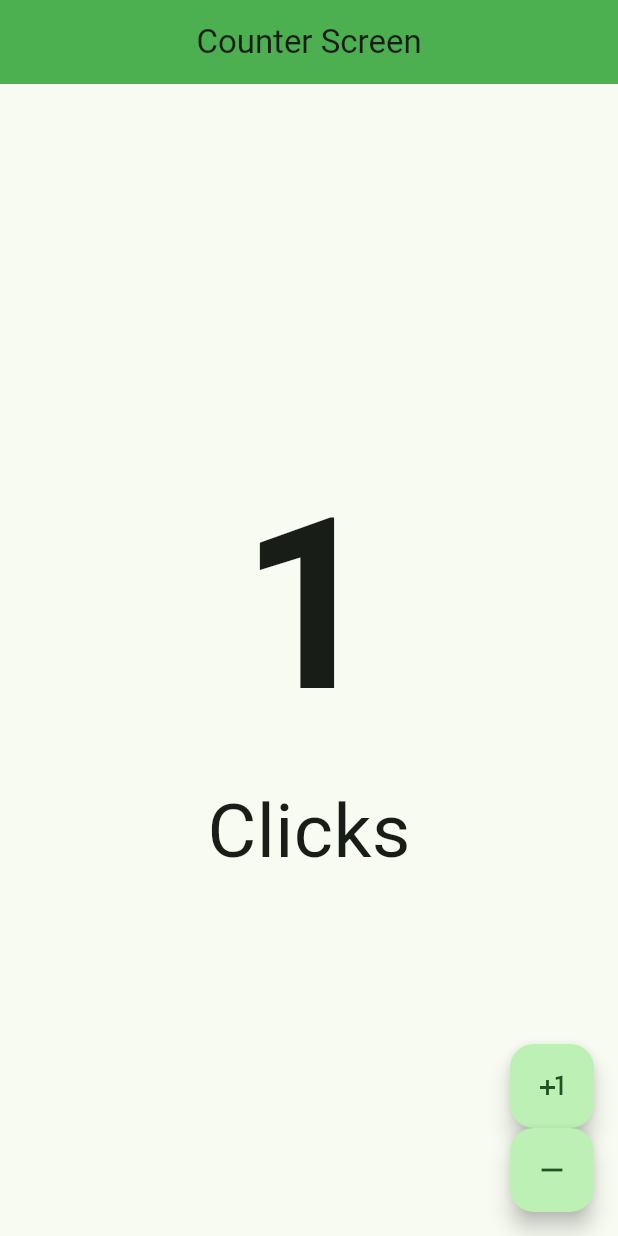
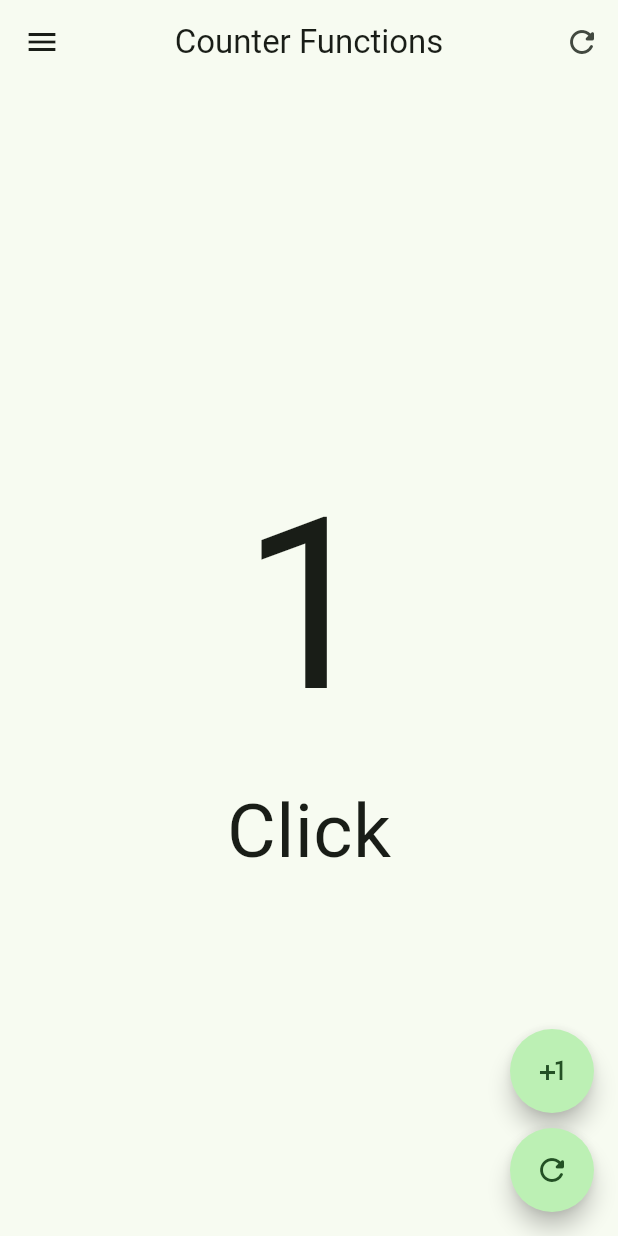
Before and after one commit to santacruzandres1/hello_world_flutter, a Flutter app: the screen it shows after launch, after a tap on the "plus one" icon, on a phone screen of 412 x 824 dp. Run offline on Flutter 3.47's test engine with Material 3 defaults, Android fonts, the phone set to English and light mode, and no system bars.

Commit message:
Botones, lista de botones, y creacion de CustomButton

```diff
--- a/Escritorio/Flutter/hello_world_app/lib/main.dart
+++ b/Escritorio/Flutter/hello_world_app/lib/main.dart
@@ -1,22 +1,19 @@
 import 'package:flutter/material.dart';
-import 'package:hello_world_app/presentation/screeens/counter/counter_screen.dart';
+// import 'package:hello_world_app/presentation/screeens/counter/counter_screen.dart';
+import 'package:hello_world_app/presentation/screeens/counter/counter_functions_screen.dart';
 
 void main() {
-  runApp( const MyApp());
+  runApp(const MyApp());
 }
 
 class MyApp extends StatelessWidget {
-
-  const MyApp ({super.key});
+  const MyApp({super.key});
 
   @override
   Widget build(BuildContext context) {
     return MaterialApp(
-      debugShowCheckedModeBanner: false,
-      theme: ThemeData(
-        colorSchemeSeed: Colors.green
-      ),
-      home: const CounterScreen( )
-    );
+        debugShowCheckedModeBanner: false,
+        theme: ThemeData(colorSchemeSeed: Colors.green),
+        home: const CounterFunctionsScreen());
   }
 }
--- /dev/null
+++ b/Escritorio/Flutter/hello_world_app/lib/presentation/screeens/counter/counter_functions_screen.dart
@@ -0,0 +1,96 @@
+import 'package:flutter/material.dart';
+//import 'package:hello_world_app/presentation/widgets/app_bar.dart';
+
+class CounterFunctionsScreen extends StatefulWidget {
+  const CounterFunctionsScreen({super.key});
+
+  @override
+  State<CounterFunctionsScreen> createState() => _CounterFunctionsScreenState();
+}
+
+class _CounterFunctionsScreenState extends State<CounterFunctionsScreen> {
+  int clickCounter = 0;
+  @override
+  Widget build(BuildContext context) {
+    return Scaffold(
+      //appBar: MyAppBarCustom(),
+      appBar: AppBar(
+        title: const Text('Counter Functions'),
+        centerTitle: true,
+        // backgroundColor: Colors.green,
+        leading: IconButton(
+          icon: const Icon(Icons.menu),
+          onPressed: () {},
+        ),
+        actions: [
+          IconButton(
+            icon: const Icon(Icons.refresh_rounded),
+            onPressed: () {
+              setState(() {
+                clickCounter = 0;
+              });
+            },
+          ),
+        ],
+      ),
+      body: Center(
+        child: Column(
+          mainAxisAlignment: MainAxisAlignment.center,
+          children: [
+            Text(
+              '$clickCounter',
+              style:
+                  const TextStyle(fontSize: 160, fontWeight: FontWeight.normal),
+            ),
+            // Text(
+            //(clickCounter == 1 || clickCounter == -1  ? 'Click' : 'Clicks' ),
+            // style: const TextStyle(fontSize: 50),
+            //Otra forma seria
+            Text(
+              'Click${clickCounter == 1 || clickCounter == -1 ? '' : 's'}',
+              style: const TextStyle(fontSize: 50),
+            ),
+          ],
+        ),
+      ),
+      floatingActionButton: Column(
+        mainAxisAlignment: MainAxisAlignment.end,
+        children: [
+          FloatingActionButton(
+            shape: const CircleBorder(),
+            onPressed: () {
+              setState(() {
+                // Restar 1 al contador
+                clickCounter++;
+              });
+            },
+            child: const Icon(Icons.plus_one),
+          ),
+          const SizedBox(height: 10),
+           const CustomButton(Icons.refresh_rounded),
+        ],
+      ),
+    );
+  }
+}
+
+class CustomButton extends StatelessWidget {
+  final IconData icon;
+
+  const CustomButton(
+    this.icon, {
+    super.key,
+    // required this.icon,
+  });
+
+  @override
+  Widget build(BuildContext context) {
+    return FloatingActionButton(
+      //otra forma de hacer que el boton sea circular
+      shape: const StadiumBorder(),
+      onPressed: () {},
+
+      child: Icon(icon),
+    );
+  }
+}
--- a/Escritorio/Flutter/hello_world_app/lib/presentation/screeens/counter/counter_screen.dart
+++ b/Escritorio/Flutter/hello_world_app/lib/presentation/screeens/counter/counter_screen.dart
@@ -15,22 +15,40 @@ class _CounterScreenState extends State<CounterScreen> {
     return Scaffold(
       //appBar: MyAppBarCustom(),
       appBar: AppBar(
-
         title: const Text('Counter Screen'),
         centerTitle: true,
         backgroundColor: Colors.green,
+        leading: IconButton(
+          icon: const Icon(Icons.refresh_rounded),
+          onPressed: () {
+
+            },
+
+
+          ),
       ),
       body: Center(
         child: Column(
           mainAxisAlignment: MainAxisAlignment.center,
           children: [
-                      Text('$clickCounter', style: const TextStyle(fontSize: 160, fontWeight: FontWeight.bold),),
-                      const Text('Clicks', style: TextStyle(fontSize: 50))
+            Text(
+              '$clickCounter',
+              style:
+                  const TextStyle(fontSize: 160, fontWeight: FontWeight.bold),
+            ),
+            // Text(
+            //(clickCounter == 1 || clickCounter == -1  ? 'Click' : 'Clicks' ),
+            // style: const TextStyle(fontSize: 50),
+            //Otra forma seria
+            Text(
+              'Click${clickCounter == 1 || clickCounter == -1 ? '' : 's'}',
+              style: const TextStyle(fontSize: 50),
+            ),
           ],
         ),
       ),
-                floatingActionButton: Column(
-        mainAxisAlignment: MainAxisAlignment.end,
+      floatingActionButton: Row(
+        mainAxisAlignment: MainAxisAlignment.center,
         children: [
           FloatingActionButton(
             onPressed: () {
@@ -48,7 +66,7 @@ class _CounterScreenState extends State<CounterScreen> {
                 clickCounter--;
               });
             },
-            child: const Icon(Icons.remove),
+            child: const Icon(Icons.exposure_minus_1_outlined),
           ),
         ],
       ),
```
Lines whose indentation alone changed are shown as unchanged.
